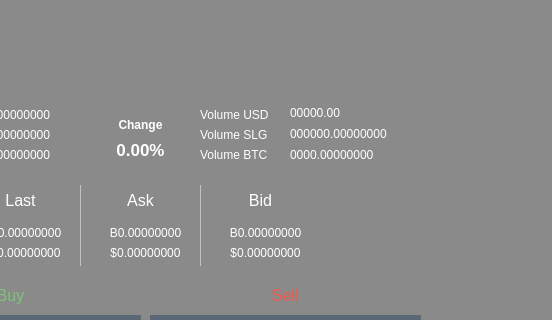
Sterlingcoin/Sterlingcoin-1.6.2.0-Release, file src/qt/forms/poolbrowser.ui: the form before one commit; both pictures show x 214 to 766 and y 0 to 320 of the 766 by 509 pixel window.
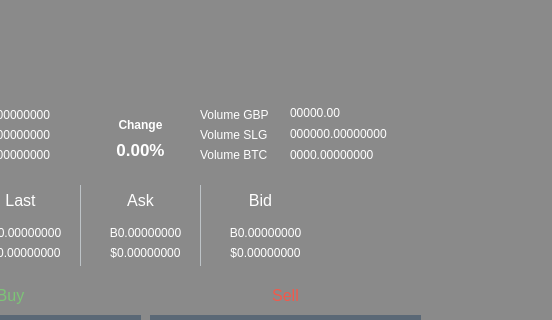
The form after the commit. Icons and pictures are not drawn. Custom widgets are drawn as their Qt base class.

Commit message: USD to GBP Cleanup

The edit to the form file:
```diff
--- a/src/qt/forms/poolbrowser.ui
+++ b/src/qt/forms/poolbrowser.ui
@@ -6061,7 +6061,7 @@
            </palette>
           </property>
           <property name="text">
-           <string>&lt;html&gt;&lt;head/&gt;&lt;body&gt;&lt;p&gt;&lt;span style=&quot; color:#ffffff;&quot;&gt;Volume USD&lt;/span&gt;&lt;/p&gt;&lt;/body&gt;&lt;/html&gt;</string>
+           <string>&lt;html&gt;&lt;head/&gt;&lt;body&gt;&lt;p&gt;&lt;span style=&quot; color:#ffffff;&quot;&gt;Volume GBP&lt;/span&gt;&lt;/p&gt;&lt;/body&gt;&lt;/html&gt;</string>
           </property>
          </widget>
          <widget class="QLabel" name="lblBittrexHigh">
```
Left out of the diff: 8 changed lines with no effect on the pictures. The commit also changes 1 other file.
